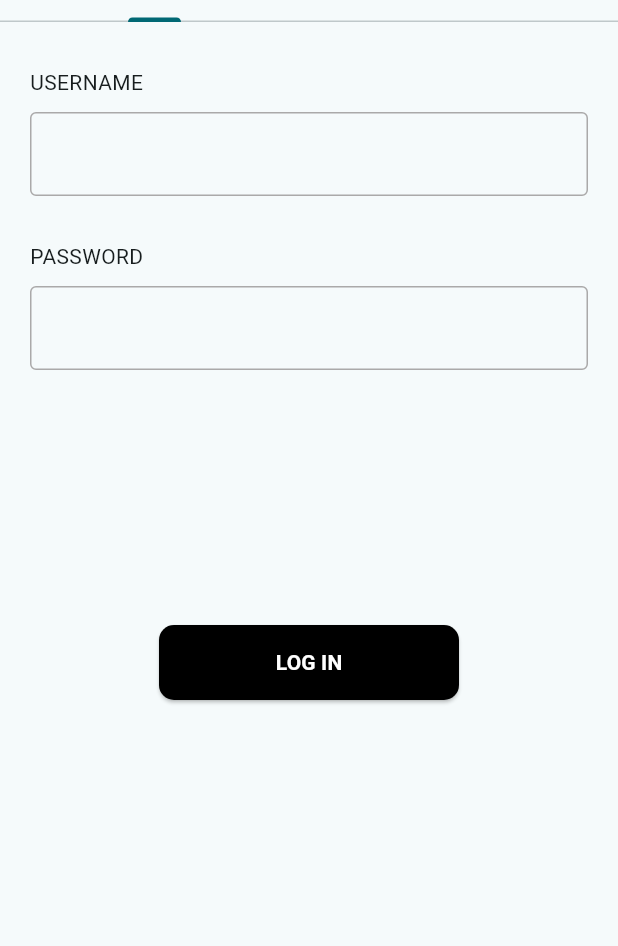
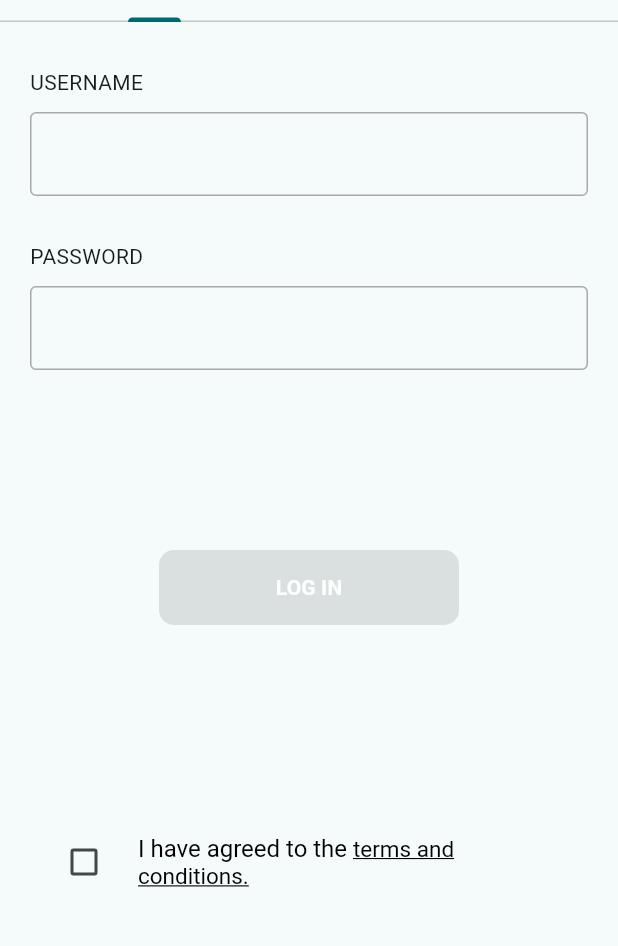
Before and after one commit to kyuremmmmz/queuev_mobile, a Flutter app: the screen it shows after launch, on a phone screen of 412 x 824 dp, the part 62-1008 px from its top. Run offline on Flutter 3.47's test engine with Material 3 defaults, Android fonts, the phone set to English and light mode, and no system bars.

Commit message:
login screen done bukas na validations

```diff
--- a/Frontend/queingapp/lib/presentation/widgets/buttons/reusable_button.dart
+++ b/Frontend/queingapp/lib/presentation/widgets/buttons/reusable_button.dart
@@ -2,7 +2,7 @@ import 'package:flutter/material.dart';
 
 class ReusableButton extends StatelessWidget {
   final String title;
-  final VoidCallback onPressed;
+  final VoidCallback? onPressed;
   final Color? backgroundColor;
   final Color? textColor;
   final num width;
@@ -13,6 +13,7 @@ class ReusableButton extends StatelessWidget {
   Widget build(BuildContext context) {
     return ElevatedButton(
           style: ElevatedButton.styleFrom(
+
             backgroundColor: backgroundColor,
             shape: RoundedRectangleBorder(
               borderRadius: BorderRadius.all(Radius.circular(10)),
--- /dev/null
+++ b/Frontend/queingapp/lib/presentation/widgets/checkboxes/checkboxes.dart
@@ -0,0 +1,48 @@
+import 'package:flutter/gestures.dart';
+import 'package:flutter/material.dart';
+import 'package:queingapp/presentation/screens/auth/signup/signup.dart';
+
+class Checkboxes extends StatefulWidget {
+  final bool? isChecked;
+  final ValueChanged<bool?>? onChanged;
+  const Checkboxes({super.key, required this.isChecked, this.onChanged});
+
+  @override
+  State<Checkboxes> createState() => _CheckboxesState();
+}
+
+class _CheckboxesState extends State<Checkboxes> {
+  @override
+  Widget build(BuildContext context) {
+    return CheckboxListTile(
+      controlAffinity: ListTileControlAffinity.leading,
+      title: RichText(
+        text: TextSpan(
+          children: [
+            TextSpan(
+              text: "I have agreed to the ",
+              style: TextStyle(
+                fontSize: 16,
+                color: Colors.black,
+              ),
+            ),
+            TextSpan(
+              text: "terms and conditions.",
+              style: TextStyle(
+                fontSize: 15,
+                color: Colors.black,
+                decoration: TextDecoration.underline,
+              ),
+              recognizer: TapGestureRecognizer()
+                ..onTap = () {
+
+                },
+            ),
+          ],
+        ),
+      ),
+      value: widget.isChecked ?? false,
+      onChanged: widget.onChanged,
+    );
+  }
+}
--- a/Frontend/queingapp/lib/presentation/widgets/form/login_form.dart
+++ b/Frontend/queingapp/lib/presentation/widgets/form/login_form.dart
@@ -1,5 +1,6 @@
 import 'package:flutter/material.dart';
 import 'package:queingapp/presentation/widgets/buttons/reusable_button.dart';
+import 'package:queingapp/presentation/widgets/checkboxes/checkboxes.dart';
 import 'package:queingapp/presentation/widgets/inputs/reusable_field.dart';
 
 class LoginForm extends StatefulWidget {
@@ -11,6 +12,7 @@ class LoginForm extends StatefulWidget {
 
 class _LoginFormState extends State<LoginForm> {
   final _userNameController = TextEditingController();
+  bool isChecked = false;
   @override
   void dispose() {
     _userNameController.dispose();
@@ -50,7 +52,7 @@ class _LoginFormState extends State<LoginForm> {
             controller: _userNameController,
             ),
           const SizedBox(
-            height: 170,
+            height: 120,
           ),
           Center(
             child: ReusableButton(
@@ -59,7 +61,24 @@ class _LoginFormState extends State<LoginForm> {
             height: 50.0,
             textColor: Colors.white,
             backgroundColor: Colors.black,
-            onPressed: (){}),
+            onPressed: isChecked
+                ? () {
+                    // TODO: Implement login logic here
+                  }
+                : null,
+            ),
+          ),
+          const SizedBox(
+            height: 130,
+          ),
+          Center(
+            child: Checkboxes(isChecked: isChecked,
+            onChanged: (value){
+                setState(() {
+                  isChecked = value!;
+                });
+              },
+            ),
           )
         ],
       ),
```
